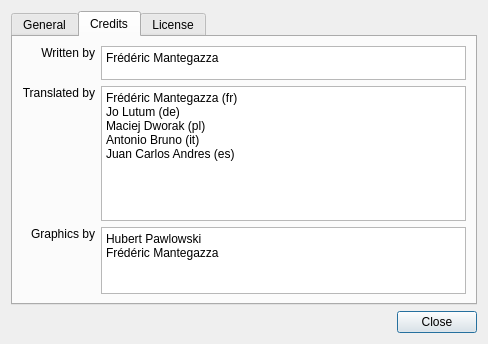
This is papywizard/view/ui/helpAboutDialog.ui in bingostar89/Papywizard as Qt 5 draws it before an edit. The edited form follows.
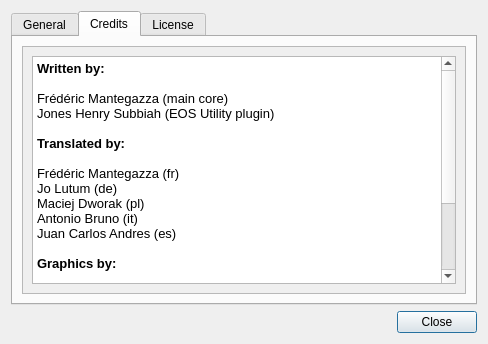
This is the edited form. The open tabs and pages were chosen to show the change. Icons and pictures are not drawn.

Commit message: Credits revisited

The edit to the form file:
```diff
--- a/papywizard/view/ui/helpAboutDialog.ui
+++ b/papywizard/view/ui/helpAboutDialog.ui
@@ -147,106 +147,61 @@
       </attribute>
       <layout class="QVBoxLayout" name="verticalLayout_5">
        <item>
-        <layout class="QGridLayout" name="gridLayout">
-         <item row="0" column="0">
-          <widget class="QLabel" name="label_6">
-           <property name="text">
-            <string>Written by</string>
-           </property>
-           <property name="alignment">
-            <set>Qt::AlignRight|Qt::AlignTop|Qt::AlignTrailing</set>
-           </property>
-           <property name="margin">
-            <number>5</number>
-           </property>
-          </widget>
-         </item>
-         <item row="0" column="1">
-          <widget class="QPlainTextEdit" name="plainTextEdit_2">
-           <property name="sizePolicy">
-            <sizepolicy hsizetype="Expanding" vsizetype="Ignored">
-             <horstretch>0</horstretch>
-             <verstretch>1</verstretch>
-            </sizepolicy>
-           </property>
-           <property name="baseSize">
-            <size>
-             <width>0</width>
-             <height>0</height>
-            </size>
-           </property>
-           <property name="plainText">
-            <string>Frédéric Mantegazza</string>
-           </property>
-           <property name="textInteractionFlags">
-            <set>Qt::TextSelectableByKeyboard|Qt::TextSelectableByMouse</set>
-           </property>
-          </widget>
-         </item>
-         <item row="1" column="0">
-          <widget class="QLabel" name="label_7">
-           <property name="text">
-            <string>Translated by</string>
-           </property>
-           <property name="alignment">
-            <set>Qt::AlignRight|Qt::AlignTop|Qt::AlignTrailing</set>
-           </property>
-           <property name="margin">
-            <number>5</number>
-           </property>
-          </widget>
-         </item>
-         <item row="1" column="1">
-          <widget class="QPlainTextEdit" name="plainTextEdit_3">
-           <property name="sizePolicy">
-            <sizepolicy hsizetype="Expanding" vsizetype="Ignored">
-             <horstretch>0</horstretch>
-             <verstretch>4</verstretch>
-            </sizepolicy>
-           </property>
-           <property name="plainText">
-            <string>Frédéric Mantegazza (fr)
-Jo Lutum (de)
-Maciej Dworak (pl)
-Antonio Bruno (it)
-Juan Carlos Andres (es)</string>
-           </property>
-           <property name="textInteractionFlags">
-            <set>Qt::TextSelectableByKeyboard|Qt::TextSelectableByMouse</set>
-           </property>
-          </widget>
-         </item>
-         <item row="2" column="0">
-          <widget class="QLabel" name="label_8">
-           <property name="text">
-            <string>Graphics by</string>
-           </property>
-           <property name="alignment">
-            <set>Qt::AlignRight|Qt::AlignTop|Qt::AlignTrailing</set>
-           </property>
-           <property name="margin">
-            <number>5</number>
-           </property>
-          </widget>
-         </item>
-         <item row="2" column="1">
-          <widget class="QPlainTextEdit" name="plainTextEdit_4">
-           <property name="sizePolicy">
-            <sizepolicy hsizetype="Expanding" vsizetype="Ignored">
-             <horstretch>0</horstretch>
-             <verstretch>2</verstretch>
-            </sizepolicy>
-           </property>
-           <property name="plainText">
-            <string>Hubert Pawlowski
-Frédéric Mantegazza</string>
-           </property>
-           <property name="textInteractionFlags">
-            <set>Qt::TextSelectableByKeyboard|Qt::TextSelectableByMouse</set>
-           </property>
-          </widget>
-         </item>
-        </layout>
+        <widget class="QScrollArea" name="scrollArea">
+         <property name="widgetResizable">
+          <bool>true</bool>
+         </property>
+         <widget class="QWidget" name="scrollAreaWidgetContents">
+          <property name="geometry">
+           <rect>
+            <x>0</x>
+            <y>0</y>
+            <width>466</width>
+            <height>258</height>
+           </rect>
+          </property>
+          <layout class="QGridLayout" name="gridLayout_2">
+           <item row="0" column="0">
+            <widget class="QTextEdit" name="textEdit">
+             <property name="readOnly">
+              <bool>true</bool>
+             </property>
+             <property name="html">
+              <string>&lt;!DOCTYPE HTML PUBLIC &quot;-//W3C//DTD HTML 4.0//EN&quot; &quot;http://www.w3.org/TR/REC-html40/strict.dtd&quot;&gt;
+&lt;html&gt;&lt;head&gt;&lt;meta name=&quot;qrichtext&quot; content=&quot;1&quot; /&gt;&lt;style type=&quot;text/css&quot;&gt;
+p, li { white-space: pre-wrap; }
+&lt;/style&gt;&lt;/head&gt;&lt;body style=&quot; font-family:'Sans Serif'; font-size:10pt; font-weight:400; font-style:normal;&quot;&gt;
+&lt;p style=&quot; margin-top:0px; margin-bottom:0px; margin-left:0px; margin-right:0px; -qt-block-indent:0; text-indent:0px;&quot;&gt;&lt;span style=&quot; font-weight:600;&quot;&gt;Written by:&lt;/span&gt;&lt;/p&gt;
+&lt;p style=&quot;-qt-paragraph-type:empty; margin-top:0px; margin-bottom:0px; margin-left:0px; margin-right:0px; -qt-block-indent:0; text-indent:0px; font-weight:600;&quot;&gt;&lt;/p&gt;
+&lt;p style=&quot; margin-top:0px; margin-bottom:0px; margin-left:0px; margin-right:0px; -qt-block-indent:0; text-indent:0px;&quot;&gt;Frédéric Mantegazza (main core)&lt;/p&gt;
+&lt;p style=&quot; margin-top:0px; margin-bottom:0px; margin-left:0px; margin-right:0px; -qt-block-indent:0; text-indent:0px;&quot;&gt;Jones Henry Subbiah (EOS Utility plugin)&lt;/p&gt;
+&lt;p style=&quot;-qt-paragraph-type:empty; margin-top:0px; margin-bottom:0px; margin-left:0px; margin-right:0px; -qt-block-indent:0; text-indent:0px;&quot;&gt;&lt;/p&gt;
+&lt;p style=&quot; margin-top:0px; margin-bottom:0px; margin-left:0px; margin-right:0px; -qt-block-indent:0; text-indent:0px;&quot;&gt;&lt;span style=&quot; font-weight:600;&quot;&gt;Translated by:&lt;/span&gt;&lt;/p&gt;
+&lt;p style=&quot;-qt-paragraph-type:empty; margin-top:0px; margin-bottom:0px; margin-left:0px; margin-right:0px; -qt-block-indent:0; text-indent:0px; font-weight:600;&quot;&gt;&lt;/p&gt;
+&lt;p style=&quot; margin-top:0px; margin-bottom:0px; margin-left:0px; margin-right:0px; -qt-block-indent:0; text-indent:0px;&quot;&gt;Frédéric Mantegazza (fr)&lt;/p&gt;
+&lt;p style=&quot; margin-top:0px; margin-bottom:0px; margin-left:0px; margin-right:0px; -qt-block-indent:0; text-indent:0px;&quot;&gt;Jo Lutum (de)&lt;/p&gt;
+&lt;p style=&quot; margin-top:0px; margin-bottom:0px; margin-left:0px; margin-right:0px; -qt-block-indent:0; text-indent:0px;&quot;&gt;Maciej Dworak (pl)&lt;/p&gt;
+&lt;p style=&quot; margin-top:0px; margin-bottom:0px; margin-left:0px; margin-right:0px; -qt-block-indent:0; text-indent:0px;&quot;&gt;Antonio Bruno (it)&lt;/p&gt;
+&lt;p style=&quot; margin-top:0px; margin-bottom:0px; margin-left:0px; margin-right:0px; -qt-block-indent:0; text-indent:0px;&quot;&gt;Juan Carlos Andres (es)&lt;/p&gt;
+&lt;p style=&quot;-qt-paragraph-type:empty; margin-top:0px; margin-bottom:0px; margin-left:0px; margin-right:0px; -qt-block-indent:0; text-indent:0px;&quot;&gt;&lt;/p&gt;
+&lt;p style=&quot; margin-top:0px; margin-bottom:0px; margin-left:0px; margin-right:0px; -qt-block-indent:0; text-indent:0px;&quot;&gt;&lt;span style=&quot; font-weight:600;&quot;&gt;Graphics by:&lt;/span&gt;&lt;/p&gt;
+&lt;p style=&quot;-qt-paragraph-type:empty; margin-top:0px; margin-bottom:0px; margin-left:0px; margin-right:0px; -qt-block-indent:0; text-indent:0px; font-weight:600;&quot;&gt;&lt;/p&gt;
+&lt;p style=&quot; margin-top:0px; margin-bottom:0px; margin-left:0px; margin-right:0px; -qt-block-indent:0; text-indent:0px;&quot;&gt;Hubert Pawlowski&lt;/p&gt;
+&lt;p style=&quot; margin-top:0px; margin-bottom:0px; margin-left:0px; margin-right:0px; -qt-block-indent:0; text-indent:0px;&quot;&gt;Frédéric Mantegazza&lt;/p&gt;
+&lt;p style=&quot;-qt-paragraph-type:empty; margin-top:0px; margin-bottom:0px; margin-left:0px; margin-right:0px; -qt-block-indent:0; text-indent:0px;&quot;&gt;&lt;/p&gt;
+&lt;p style=&quot; margin-top:0px; margin-bottom:0px; margin-left:0px; margin-right:0px; -qt-block-indent:0; text-indent:0px;&quot;&gt;&lt;span style=&quot; font-weight:600;&quot;&gt;Packaged by:&lt;/span&gt;&lt;/p&gt;
+&lt;p style=&quot;-qt-paragraph-type:empty; margin-top:0px; margin-bottom:0px; margin-left:0px; margin-right:0px; -qt-block-indent:0; text-indent:0px;&quot;&gt;&lt;/p&gt;
+&lt;p style=&quot; margin-top:0px; margin-bottom:0px; margin-left:0px; margin-right:0px; -qt-block-indent:0; text-indent:0px;&quot;&gt;Frédéric Mantegazza (linux, windows, maemo)&lt;/p&gt;
+&lt;p style=&quot; margin-top:0px; margin-bottom:0px; margin-left:0px; margin-right:0px; -qt-block-indent:0; text-indent:0px;&quot;&gt;Jeremy Pronk (MacOS)&lt;/p&gt;&lt;/body&gt;&lt;/html&gt;</string>
+             </property>
+             <property name="textInteractionFlags">
+              <set>Qt::TextSelectableByMouse</set>
+             </property>
+            </widget>
+           </item>
+          </layout>
+         </widget>
+        </widget>
        </item>
       </layout>
      </widget>
```
Left out of the diff: 2 changed lines with no effect on the pictures.
